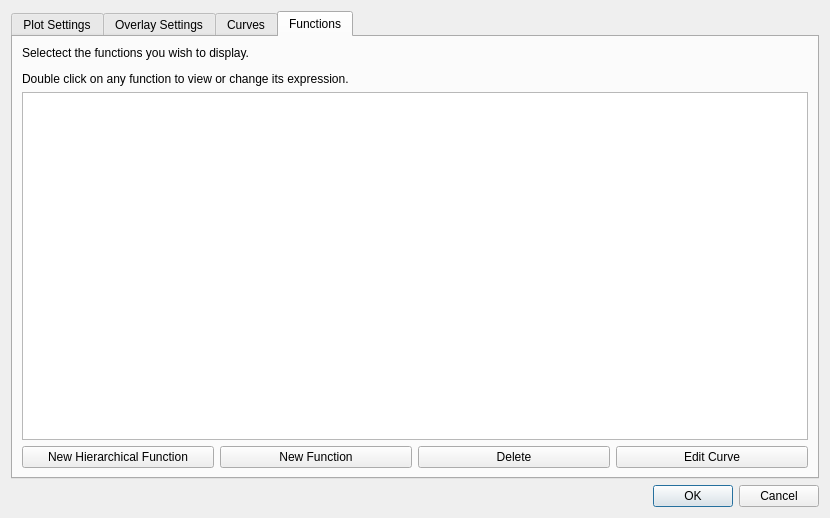
Qt form plotcontroldialog.ui (arntanguy/STS-simulator) before a commit.
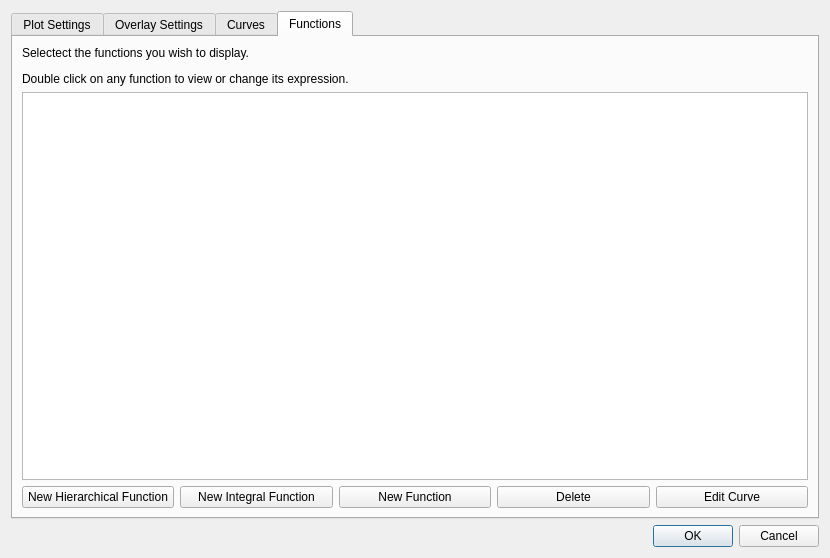
The same form after that commit. Custom widgets are drawn as their Qt base class.

Commit message: Draft of Integral creation interface (looks like it's working)

The edit to the form file:
```diff
--- a/plotcontroldialog.ui
+++ b/plotcontroldialog.ui
@@ -7,7 +7,7 @@
     <x>0</x>
     <y>0</y>
     <width>830</width>
-    <height>518</height>
+    <height>558</height>
    </rect>
   </property>
   <property name="windowTitle">
@@ -473,10 +473,10 @@
        <string>Functions</string>
       </attribute>
       <layout class="QGridLayout" name="gridLayout_9">
-       <item row="2" column="1">
-        <widget class="QPushButton" name="functionNew">
+       <item row="0" column="0" colspan="5">
+        <widget class="QLabel" name="label_14">
          <property name="text">
-          <string>New Function</string>
+          <string>&lt;html&gt;&lt;head/&gt;&lt;body&gt;&lt;p&gt;Selectect the functions you wish to display.&lt;/p&gt;&lt;p&gt;Double click on any function to view or change its expression.&lt;/p&gt;&lt;/body&gt;&lt;/html&gt;</string>
          </property>
         </widget>
        </item>
@@ -487,27 +487,34 @@
          </property>
         </widget>
        </item>
-       <item row="2" column="2">
+       <item row="2" column="3">
         <widget class="QPushButton" name="functionDelete">
          <property name="text">
           <string>Delete</string>
          </property>
         </widget>
        </item>
-       <item row="2" column="3">
+       <item row="2" column="4">
         <widget class="QPushButton" name="functionEditCurve">
          <property name="text">
           <string>Edit Curve</string>
          </property>
         </widget>
        </item>
-       <item row="1" column="0" colspan="4">
+       <item row="2" column="2">
+        <widget class="QPushButton" name="functionNew">
+         <property name="text">
+          <string>New Function</string>
+         </property>
+        </widget>
+       </item>
+       <item row="1" column="0" colspan="5">
         <widget class="QTreeView" name="functionView"/>
        </item>
-       <item row="0" column="0" colspan="4">
-        <widget class="QLabel" name="label_14">
+       <item row="2" column="1">
+        <widget class="QPushButton" name="functionIntegralNew">
          <property name="text">
-          <string>&lt;html&gt;&lt;head/&gt;&lt;body&gt;&lt;p&gt;Selectect the functions you wish to display.&lt;/p&gt;&lt;p&gt;Double click on any function to view or change its expression.&lt;/p&gt;&lt;/body&gt;&lt;/html&gt;</string>
+          <string>New Integral Function</string>
          </property>
         </widget>
        </item>
```
The commit also changes 14 other files.
